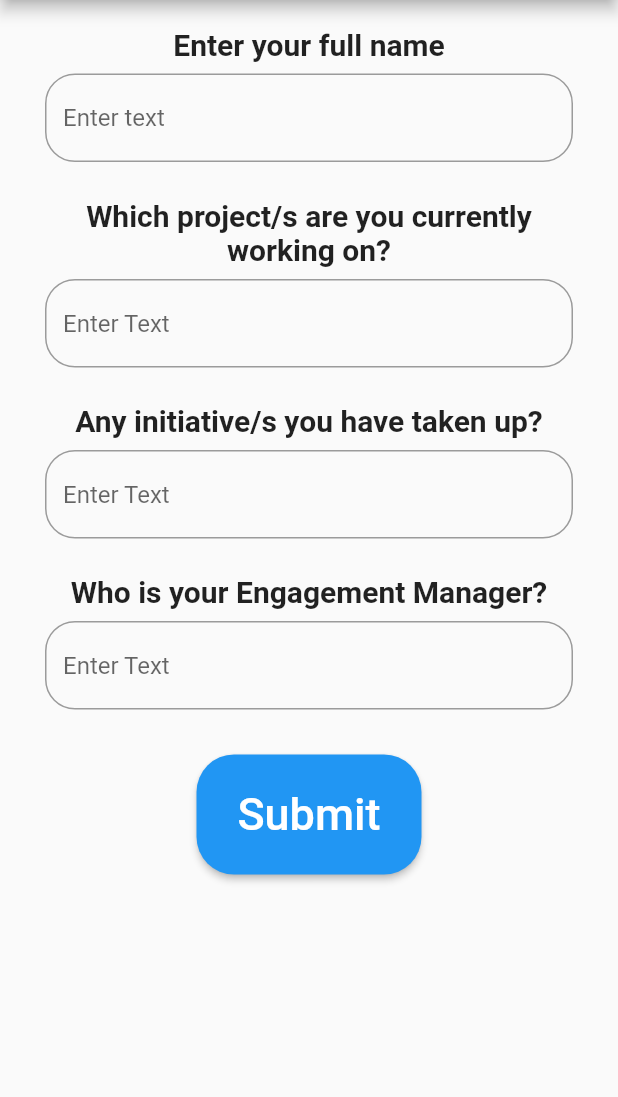
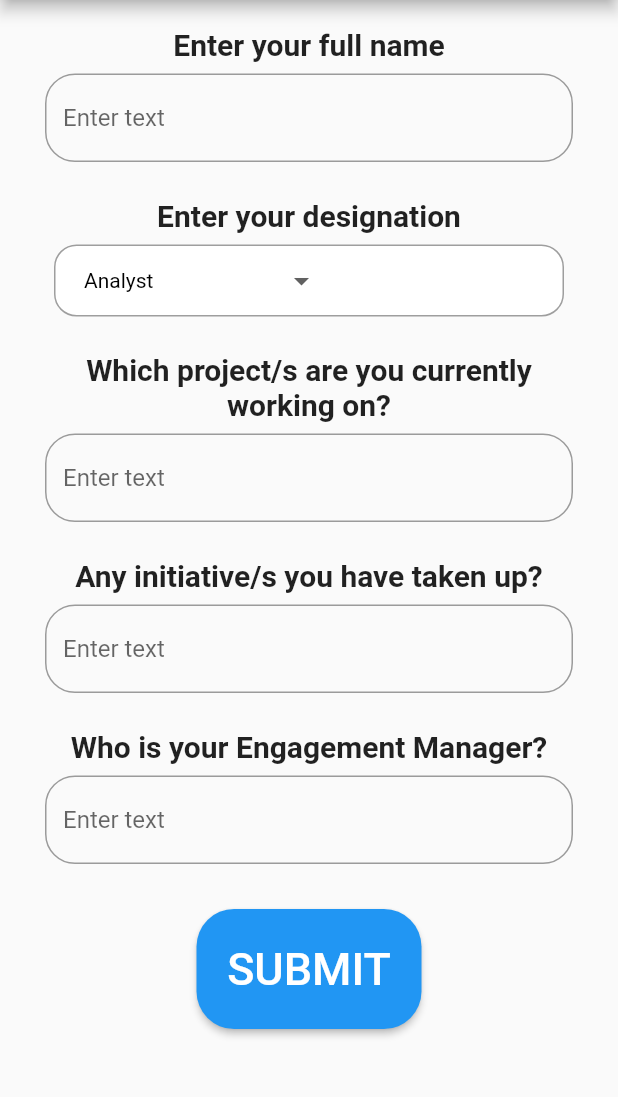
Before and after one commit to akhileshmanikandan/Employee_Data_Collection_Trial, a Flutter app: the screen it shows after launch, on a phone screen of 412 x 824 dp, the part 84-1181 px from its top. Run offline on Flutter 3.47's test engine with Material 2 defaults, Android fonts, the phone set to English and light mode, and no system bars; our stand-ins replace searchfield; missing offline and left inert: gsheets; key blocks and very long unbroken strings in the code were emptied for the run.

```diff
--- a/lib/main.dart
+++ b/lib/main.dart
@@ -1,5 +1,7 @@
+import 'package:flutter/cupertino.dart';
 import 'package:flutter/material.dart';
 import 'package:gsheets/gsheets.dart';
+import 'package:searchfield/searchfield.dart';
 
 const credentials = r'''
 {
@@ -62,21 +64,34 @@ class _MyHomePageState extends State<MyHomePage> {
     //final firstRow = ['index', 'letter', 'number', 'label'];
     //await sheet.values.insertRow(1, firstRow);
 
-    await sheet?.values.map.appendRow(secondRow);
+    await sheet?.values.map.appendRow(nextRow);
   }
 
   final name = TextEditingController();
   final project = TextEditingController();
   final init = TextEditingController();
   final EM = TextEditingController();
+  final designation_selected = TextEditingController();
 
-  var secondRow =
+  String lol = '';
+
+  //String select_designation;
+  String dropdownValue='Analyst';
+
+  //Blank row initialization
+  var nextRow =
   {
     'Name': '',
     'Project Details': '',
     'Initiative': '',
     'Engagement Manager': '',
+    'Designation':'',
   };
+
+  List <String> designations = [
+    'Analyst', 'Associate Consultant', 'Consultant', 'Assistant Manager', 'Manager',
+  ];
+
 
   @override
   Widget build(BuildContext context) {
@@ -85,6 +100,7 @@ class _MyHomePageState extends State<MyHomePage> {
         title: Text(widget.title),
       ),
       body: SingleChildScrollView(
+        //FORM TO FILL
         child: Container(
           //height: double.infinity,
           //elevation: 6,
@@ -94,6 +110,7 @@ class _MyHomePageState extends State<MyHomePage> {
               child: Column(
                 //mainAxisAlignment: MainAxisAlignment.,
                 children: <Widget>[
+                  //Name details
                   Padding(
                     padding: const EdgeInsets.symmetric(vertical: 8),
                     child: Text(
@@ -109,6 +126,63 @@ class _MyHomePageState extends State<MyHomePage> {
                     controller: name,
                   ),
                   Text(''),
+
+                  Padding(
+                    padding: const EdgeInsets.symmetric(vertical: 8),
+                    child: Text(
+                      'Enter your designation',
+                      textAlign: TextAlign.center,
+                      style: TextStyle(fontWeight: FontWeight.bold, fontSize: 20),
+                    ),
+                  ),//Designation drop down
+
+                  DecoratedBox(
+                    decoration: BoxDecoration(
+                        color:Colors.white, //background color of dropdown button
+                        border: Border.all(color: Colors.grey, width:1), //border of dropdown button
+                        borderRadius: BorderRadius.circular(15), //border raiuds of dropdown button
+                        // boxShadow: <BoxShadow>[ //apply shadow on Dropdown button
+                        //   BoxShadow(
+                        //       color: Colors.grey, //shadow for button
+                        //       blurRadius: 5) //blur radius of shadow
+                        // ]
+                    ),
+                    child: Padding(
+                      padding: const EdgeInsets.symmetric(horizontal: 20),
+                      child: SizedBox(
+                        width: 300,
+                         child: DropdownButton<String>(
+                           //alignment: Alignment.center,
+                            value: dropdownValue,
+                            //icon: const Icon(Icons.arrow_downward,),
+                            elevation: 16,
+                            style: const TextStyle(color: Colors.black),
+                            underline: Container(
+                              height: 0,
+                              color: Colors.white,
+                        ),
+                      onChanged: (String? newValue) {
+                        setState(() {
+                          dropdownValue = newValue!;
+                          lol = newValue;
+
+                        });
+                      },
+                      items: <String>['Analyst', 'Associate Consultant', 'Consultant', 'Assistant Manager', 'Manager',]
+                          .map<DropdownMenuItem<String>>((String value) {
+                        return DropdownMenuItem<String>(
+                          value: value,
+                          child: Text(value),
+                        );
+                      }).toList(),
+                ),
+              ),
+                    ),
+                  ),
+                  Text(''),
+
+
+                  // Project Details
                   Padding(
                     padding: const EdgeInsets.symmetric(vertical: 8),
                     child: Text(
@@ -120,10 +194,12 @@ class _MyHomePageState extends State<MyHomePage> {
                   TextField(
                     decoration: InputDecoration(
                       border: OutlineInputBorder(borderRadius: BorderRadius.all(Radius.circular(20))),
-                      hintText: 'Enter Text',),
+                      hintText: 'Enter text',),
                     controller: project,
                   ),
                   Text(''),
+
+                  //Initiative Details
                   Padding(
                     padding: const EdgeInsets.symmetric(vertical: 8),
                     child: Text(
@@ -135,10 +211,12 @@ class _MyHomePageState extends State<MyHomePage> {
                   TextField(
                     decoration: InputDecoration(
                       border: OutlineInputBorder(borderRadius: BorderRadius.all(Radius.circular(20))),
-                      hintText: 'Enter Text',),
+                      hintText: 'Enter text',),
                     controller: init,
                   ),
                   Text(''),
+
+                  //Engagement Manager Details
                   Padding(
                     padding: const EdgeInsets.symmetric(vertical: 8),
                     child: Text(
@@ -150,9 +228,11 @@ class _MyHomePageState extends State<MyHomePage> {
                   TextField(
                     decoration: InputDecoration(
                       border: OutlineInputBorder(borderRadius: BorderRadius.all(Radius.circular(20))),
-                      hintText: 'Enter Text',),
+                      hintText: 'Enter text',),
                     controller: EM,
                   ),
+
+                  //Submit Button
                   Padding(
                     padding: const EdgeInsets.symmetric(vertical: 30),
                     child: SizedBox(
@@ -164,16 +244,17 @@ class _MyHomePageState extends State<MyHomePage> {
                           RoundedRectangleBorder(
                               borderRadius: BorderRadius.circular(25.0),
                               ))),
-                        child: Text("Submit",
+                        child: Text("SUBMIT",
                         textAlign: TextAlign.center,
                         style: TextStyle(fontSize: 30),),
                         onPressed:
                           (){
-                        secondRow = {
+                        nextRow = {
                           'Name': name.text,
                           'Project Details': project.text,
                           'Initiative': init.text,
                           'Engagement Manager': EM.text,
+                          'Designation': lol,
                         };
                         inputIntoSheet();
 
@@ -186,7 +267,6 @@ class _MyHomePageState extends State<MyHomePage> {
                             ),
                           );
                         });
-
 
 
                       },
--- a/pubspec.yaml
+++ b/pubspec.yaml
@@ -34,6 +34,7 @@ dependencies:
   # The following adds the Cupertino Icons font to your application.
   # Use with the CupertinoIcons class for iOS style icons.
   cupertino_icons: ^1.0.2
+  searchfield: ^0.6.4
   gsheets: ^0.4.2
 
 dev_dependencies:
```
Also changed, not shown: pubspec.lock.
